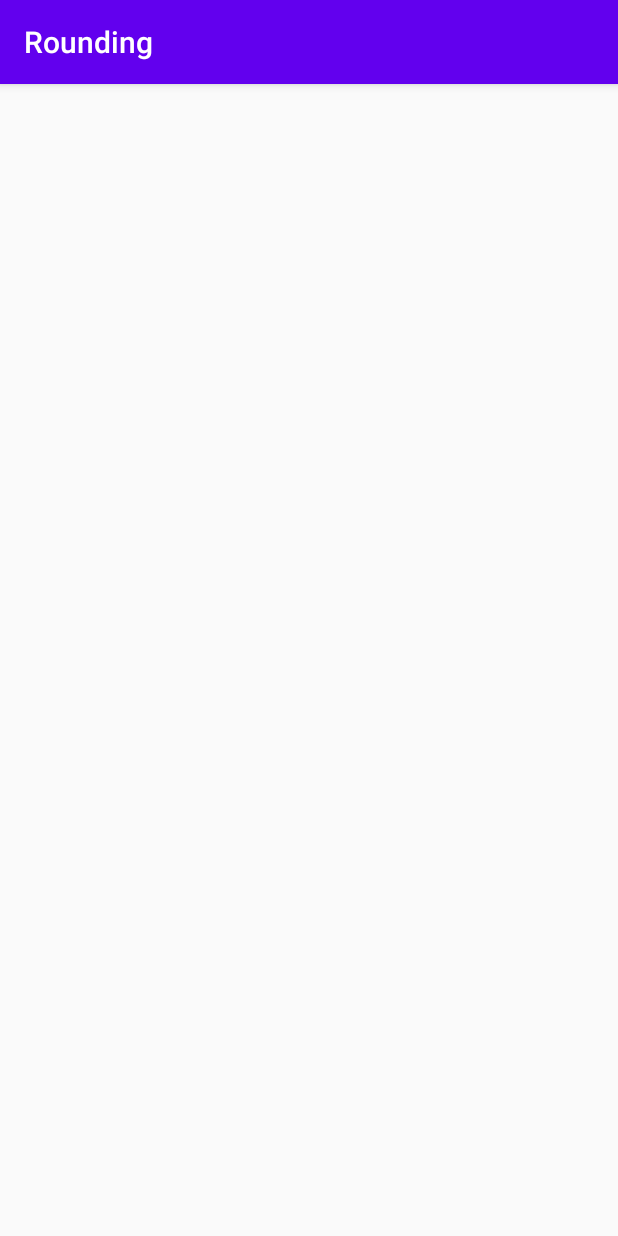
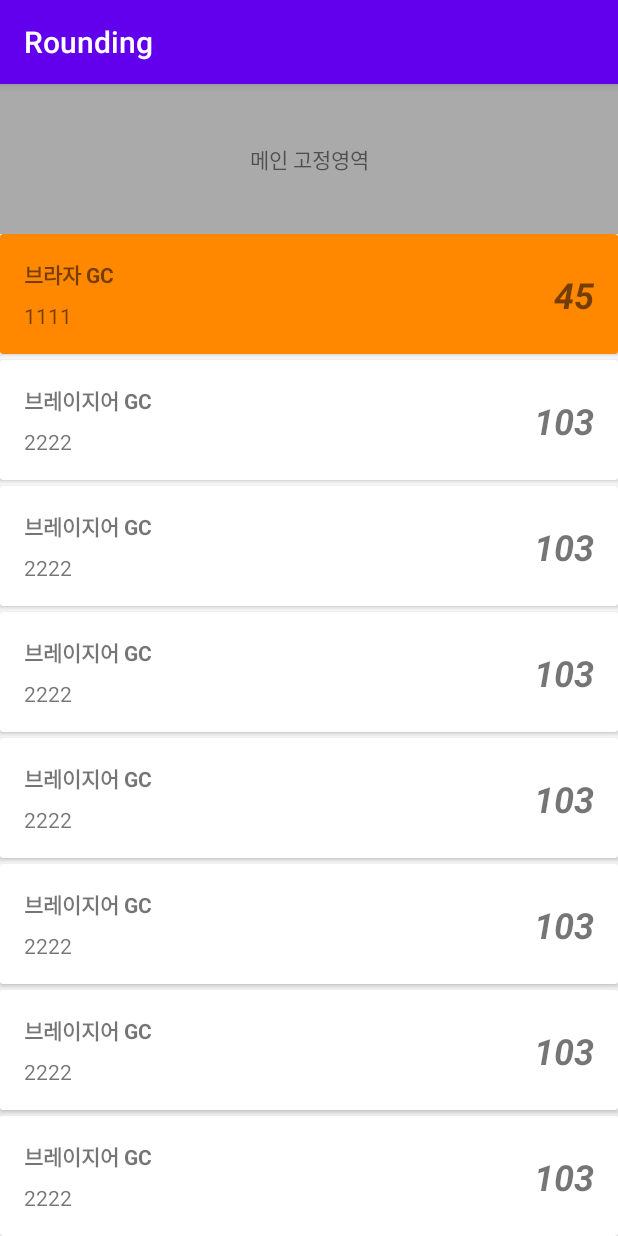
Before and after one commit to vlaksuga/HappyRounding, an Android app: the MainActivity screen opened directly, with no data from a screen before it, on a phone screen of 412 x 824 dp. Run offline under Robolectric (Android 15) with nearby library versions, the light colour scheme and no system bars.

Commit message:
ViewPager를 이용하여 Main 구성
라운딩, 친구, 통계를 뷰페이저로 이동하여 열람가능하게 구성함

```diff
--- a/app/build.gradle
+++ b/app/build.gradle
@@ -32,6 +32,7 @@ dependencies {
     implementation 'androidx.appcompat:appcompat:1.1.0'
     implementation 'androidx.core:core-ktx:1.3.0'
     implementation 'androidx.constraintlayout:constraintlayout:1.1.3'
+    implementation 'androidx.legacy:legacy-support-v4:1.0.0'
     testImplementation 'junit:junit:4.12'
     androidTestImplementation 'androidx.test.ext:junit:1.1.1'
     androidTestImplementation 'androidx.test.espresso:espresso-core:3.2.0'
--- a/app/src/main/java/com/vlaksuga/rounding/MainActivity.kt
+++ b/app/src/main/java/com/vlaksuga/rounding/MainActivity.kt
@@ -1,22 +1,55 @@
 package com.vlaksuga.rounding
 
+import android.os.Bundle
 import androidx.appcompat.app.AppCompatActivity
-import android.os.Bundle
+import androidx.fragment.app.Fragment
+import androidx.fragment.app.FragmentManager
+import androidx.lifecycle.Lifecycle
 import androidx.recyclerview.widget.LinearLayoutManager
-import kotlinx.android.synthetic.main.activity_main.*
+import androidx.recyclerview.widget.RecyclerView
+import androidx.viewpager2.adapter.FragmentStateAdapter
+import androidx.viewpager2.widget.ViewPager2
+import kotlinx.android.synthetic.main.fragment_round.*
 
 class MainActivity : AppCompatActivity() {
 
-    lateinit var roundListAdapter: RoundListAdapter
+    companion object {
+        const val PAGE_COUNT = 3
+    }
 
+    private lateinit var roundListAdapter: RoundListAdapter
+    private lateinit var recyclerView: RecyclerView
+    private var viewPager : ViewPager2? = null
 
     override fun onCreate(savedInstanceState: Bundle?) {
         super.onCreate(savedInstanceState)
         setContentView(R.layout.activity_main)
+        viewPager = findViewById(R.id.viewpager)
+        viewPager!!.adapter = ViewPagerAdapter(supportFragmentManager, lifecycle)
+        viewPager!!.orientation = ViewPager2.ORIENTATION_HORIZONTAL
 
-        roundListAdapter = RoundListAdapter(this)
-        roundRecyclerView.adapter = roundListAdapter
-        roundRecyclerView.layoutManager = LinearLayoutManager(this)
-        roundRecyclerView.setHasFixedSize(true)
+/*        roundListAdapter = RoundListAdapter(this)
+        recyclerView = findViewById<RecyclerView>(R.id.roundRecyclerView)
+        recyclerView.adapter = roundListAdapter
+        recyclerView.layoutManager = LinearLayoutManager(this)
+        recyclerView.setHasFixedSize(true)*/
+    }
+
+    private inner class ViewPagerAdapter(fragmentManager: FragmentManager?, lifecycle: Lifecycle) : FragmentStateAdapter(fragmentManager!!, lifecycle) {
+        override fun getItemCount(): Int {
+            return PAGE_COUNT
+        }
+
+        override fun createFragment(position: Int): Fragment {
+            var fragment : Fragment? = null
+            when (position) {
+                0 -> fragment = RoundFragment()
+                1 -> fragment = FriendFragment()
+                2 -> fragment = StatisticsFragment()
+                else -> RoundFragment()
+            }
+            return fragment!!
+        }
+
     }
 }
--- /dev/null
+++ b/app/src/main/java/com/vlaksuga/rounding/RoundFragment.kt
@@ -0,0 +1,23 @@
+package com.vlaksuga.rounding
+
+import android.os.Bundle
+import androidx.fragment.app.Fragment
+import android.view.LayoutInflater
+import android.view.View
+import android.view.ViewGroup
+import androidx.recyclerview.widget.LinearLayoutManager
+import androidx.recyclerview.widget.RecyclerView
+
+class RoundFragment : Fragment() {
+    override fun onCreateView(
+        inflater: LayoutInflater, container: ViewGroup?,
+        savedInstanceState: Bundle?
+    ): View? {
+        val rootView : View? = inflater.inflate(R.layout.fragment_round, container, false)
+        val roundRecyclerView : RecyclerView = rootView!!.findViewById(R.id.roundRecyclerView)
+        roundRecyclerView.adapter = RoundListAdapter(activity!!)
+        roundRecyclerView.layoutManager = LinearLayoutManager(activity!!)
+        roundRecyclerView.setHasFixedSize(true)
+        return rootView
+    }
+}
--- /dev/null
+++ b/app/src/main/java/com/vlaksuga/rounding/RoundList.kt
@@ -0,0 +1,9 @@
+package com.vlaksuga.rounding
+
+data class RoundList (
+    val roundId : String,
+    val roundClub : String,
+    val roundDate: Long,
+    val roundTotalHit : Int,
+    val roundIsNormal : Boolean
+)
--- a/app/src/main/java/com/vlaksuga/rounding/RoundListAdapter.kt
+++ b/app/src/main/java/com/vlaksuga/rounding/RoundListAdapter.kt
@@ -1,10 +1,11 @@
 package com.vlaksuga.rounding
 
 import android.content.Context
+import android.content.res.ColorStateList
+import android.graphics.Color
 import android.view.LayoutInflater
 import android.view.View
 import android.view.ViewGroup
-import android.widget.ImageView
 import android.widget.TextView
 import androidx.cardview.widget.CardView
 import androidx.recyclerview.widget.RecyclerView
@@ -13,21 +14,37 @@ class RoundListAdapter internal constructor(context: Context) :
     RecyclerView.Adapter<RoundListAdapter.RoundListViewHolder>() {
 
     private val inflater: LayoutInflater = LayoutInflater.from(context)
+    private lateinit var listener: OnItemClickListener
 
-    private val rounds = emptyList<Round>()
+    private val roundList = emptyList<RoundList>()
 
-    private var filterRoundListResult : List<Round> = rounds
+    private var filterRoundListResult : List<RoundList> = arrayListOf(
+        RoundList("1","브라자 GC", 1111, 45, false),
+        RoundList("2", "브레이지어 GC", 2222, 103, true),
+        RoundList("2", "브레이지어 GC", 2222, 103, true),
+        RoundList("2", "브레이지어 GC", 2222, 103, true),
+        RoundList("2", "브레이지어 GC", 2222, 103, true),
+        RoundList("2", "브레이지어 GC", 2222, 103, true),
+        RoundList("2", "브레이지어 GC", 2222, 103, true),
+        RoundList("2", "브레이지어 GC", 2222, 103, true),
+        RoundList("2", "브레이지어 GC", 2222, 103, true),
+        RoundList("2", "브레이지어 GC", 2222, 103, true),
+        RoundList("2", "브레이지어 GC", 2222, 103, true),
+        RoundList("2", "브레이지어 GC", 2222, 103, true),
+        RoundList("2", "브레이지어 GC", 2222, 103, true),
+        RoundList("2", "브레이지어 GC", 2222, 103, true),
+        RoundList("2", "브레이지어 GC", 2222, 103, true),
+        RoundList("2", "브레이지어 GC", 2222, 103, true),
+        RoundList("2", "브레이지어 GC", 2222, 103, true),
+        RoundList("2", "브레이지어 GC", 2222, 103, true),
+        RoundList("3", "라온", 3333, 123, true))
 
 
     inner class RoundListViewHolder(itemView: View) : RecyclerView.ViewHolder(itemView) {
         val cardItemView : CardView = itemView.findViewById(R.id.roundList_cardView)
         val clubNameItemView : TextView = itemView.findViewById(R.id.roundClubName_textView)
         val dateItemView : TextView = itemView.findViewById(R.id.roundDate_textView)
-        val userFirstItemView : ImageView = itemView.findViewById(R.id.roundUserFirst_imageView)
-        val userSecondItemView : ImageView = itemView.findViewById(R.id.roundUserSecond_imageView)
-        val userThirdItemView : ImageView = itemView.findViewById(R.id.roundUserThird_imageView)
-        val userFourthItemView : ImageView = itemView.findViewById(R.id.roundUserFourth_imageView)
-        val courseNameItemView : TextView = itemView.findViewById(R.id.roundCourseName_textView)
+        val hitCountItemView : TextView = itemView.findViewById(R.id.roundTotalHit_textView)
     }
 
     override fun onCreateViewHolder(parent: ViewGroup, viewType: Int): RoundListViewHolder {
@@ -39,18 +56,24 @@ class RoundListAdapter internal constructor(context: Context) :
 
     override fun onBindViewHolder(holder: RoundListViewHolder, position: Int) {
         val currentRound = filterRoundListResult[position]
-
+        holder.cardItemView.setOnClickListener {
+            listener.onItemClick(currentRound)
+        }
+        if(!currentRound.roundIsNormal) {
+            holder.cardItemView.backgroundTintList = ColorStateList.valueOf(Color.parseColor("#FF8800"))
+        }
         holder.clubNameItemView.text = currentRound.roundClub
         holder.dateItemView.text = currentRound.roundDate.toString()
-        holder.userFirstItemView.setImageResource(currentRound.roundUser[0].toInt())
-        holder.userSecondItemView.setImageResource(currentRound.roundUser[0].toInt())
-        holder.userThirdItemView.setImageResource(currentRound.roundUser[0].toInt())
-        holder.userFourthItemView.setImageResource(currentRound.roundUser[0].toInt())
+        holder.hitCountItemView.text = currentRound.roundTotalHit.toString()
+    }
 
-        val courseList : String = ""
-        for(course in currentRound.roundCourse - 1) {
-            // TODO : 코스리스트에서 스트링으로 뽑기
-        }
-        holder.courseNameItemView.text = courseList
+    public interface OnItemClickListener {
+        fun onItemClick(roundList: RoundList)
     }
+
+    public fun setOnItemClickListener(listener: OnItemClickListener) {
+        this.listener = listener
+    }
+
+
 }
--- a/app/src/main/res/layout/activity_main.xml
+++ b/app/src/main/res/layout/activity_main.xml
@@ -7,9 +7,23 @@
     android:orientation="vertical"
     tools:context=".MainActivity">
 
-    <androidx.recyclerview.widget.RecyclerView
-        android:id="@+id/roundRecyclerView"
+    <TextView
+        android:id="@+id/dummy_textView"
         android:layout_width="match_parent"
-        android:layout_height="wrap_content"
-        tools:listitem="@layout/round_list_item" />
+        android:layout_height="100dp"
+        android:background="#aaaaaa"
+        android:gravity="center"
+        android:text="메인 고정영역" />
+
+    <androidx.viewpager2.widget.ViewPager2
+        android:id="@+id/viewpager"
+        android:layout_width="match_parent"
+        android:layout_height="match_parent" />
+
+<!--    <fragment
+        android:id="@+id/round_Fragment"
+        android:name="com.vlaksuga.rounding.RoundFragment"
+        android:layout_width="match_parent"
+        android:layout_height="wrap_content" />-->
+
 </LinearLayout>
--- /dev/null
+++ b/app/src/main/res/layout/fragment_round.xml
@@ -0,0 +1,13 @@
+<?xml version="1.0" encoding="utf-8"?>
+<FrameLayout xmlns:android="http://schemas.android.com/apk/res/android"
+    xmlns:tools="http://schemas.android.com/tools"
+    android:layout_width="match_parent"
+    android:layout_height="match_parent"
+    tools:context=".RoundFragment">
+
+    <androidx.recyclerview.widget.RecyclerView
+        android:id="@+id/roundRecyclerView"
+        android:layout_width="match_parent"
+        android:layout_height="wrap_content"
+        tools:listitem="@layout/round_list_item"/>
+</FrameLayout>
--- a/app/src/main/res/values/strings.xml
+++ b/app/src/main/res/values/strings.xml
@@ -14,4 +14,7 @@
     <string name="toFindPassword_button">비밀번호 찾기</string>
     <string name="findPasswordTitle">비밀번호 찾기</string>
     <string name="findPasswordSubmit_button">이메일로 패스워드 보내기</string>
+
+    <!-- TODO: Remove or change this placeholder text -->
+    <string name="hello_blank_fragment">Hello blank fragment</string>
 </resources>
```
Also changed, not shown: app/src/main/java/com/vlaksuga/rounding/AppSharedPreferences.kt (+14 -0 lines), app/src/main/java/com/vlaksuga/rounding/FriendFragment.kt (added, +16 -0 lines), app/src/main/java/com/vlaksuga/rounding/LogInActivity.kt (+7 -0 lines), app/src/main/java/com/vlaksuga/rounding/Round.kt (deleted, +0 -10 lines), app/src/main/java/com/vlaksuga/rounding/StatisticsFragment.kt (added, +16 -0 lines), app/src/main/res/layout/fragment_friend.xml (added, +21 -0 lines), app/src/main/res/layout/fragment_statistics.xml (added, +21 -0 lines), app/src/main/res/layout/round_list_item.xml (+10 -48 lines), 1 other file.
